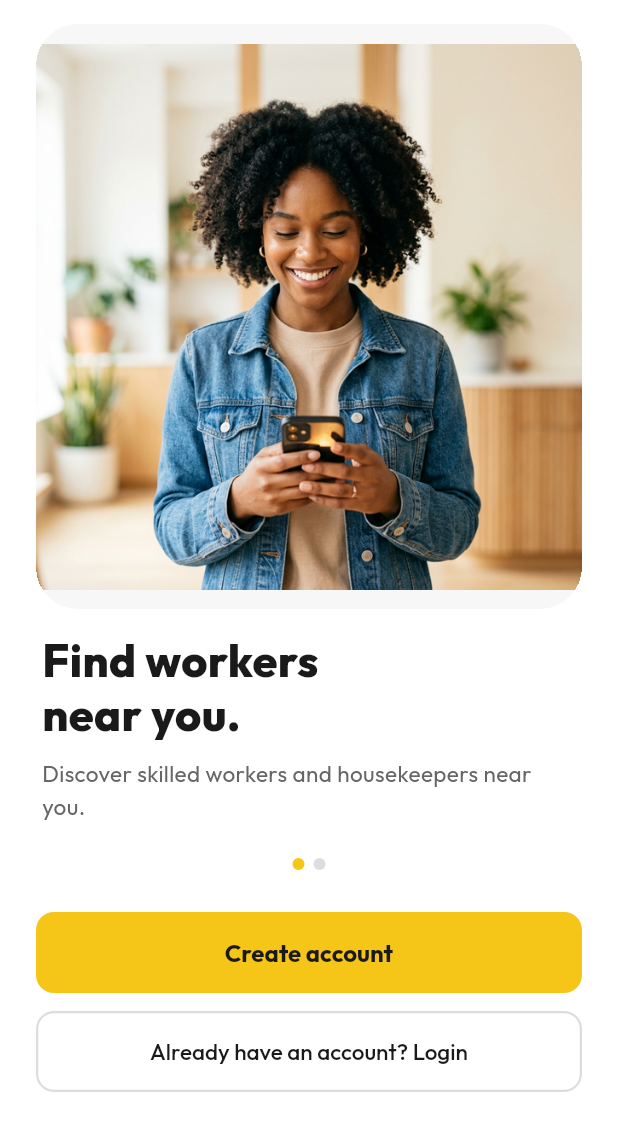
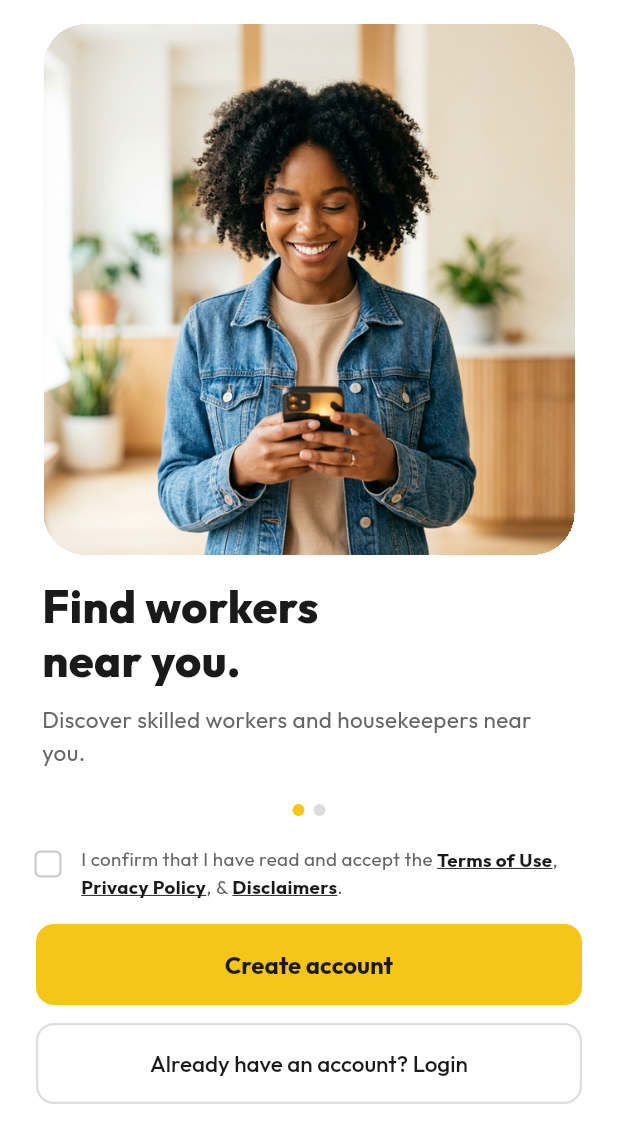
Before and after one commit to Roquverse/skillpay_customer, a Flutter app: the screen it shows after launch, on a phone screen of 412 x 824 dp, the part 96-1236 px from its top. Run offline on Flutter 3.47's test engine with Material 3 defaults, Android fonts, the light colour scheme and no system bars; drawn by our look-alikes of smooth_page_indicator; our stand-ins replace flutter_dotenv, google_fonts, image_picker, supabase_flutter; accounts and stored records are empty.

Commit message:
feat(onboarding): add terms & policies acceptance checkbox and in-app policy viewer modal

```diff
--- a/lib/screens/onboarding_screen.dart
+++ b/lib/screens/onboarding_screen.dart
@@ -3,6 +3,7 @@ import 'package:google_fonts/google_fonts.dart';
 import 'package:smooth_page_indicator/smooth_page_indicator.dart';
 import 'package:skillpay/theme/app_theme.dart';
 import 'package:skillpay/widgets/onboarding_slide_widget.dart';
+import 'package:skillpay/widgets/policy_viewer_modal.dart';
 import 'package:skillpay/screens/create_account_screen.dart';
 import 'package:skillpay/screens/login_screen.dart';
 
@@ -15,6 +16,7 @@ class OnboardingScreen extends StatefulWidget {
 
 class _OnboardingScreenState extends State<OnboardingScreen> {
   final PageController _pageController = PageController();
+  bool _agreedToTerms = false;
 
   final List<OnboardingSlide> _slides = const [
     OnboardingSlide(
@@ -89,7 +91,110 @@ class _OnboardingScreenState extends State<OnboardingScreen> {
               ),
             ),
 
-            const SizedBox(height: 28),
+            const SizedBox(height: 20),
+
+            // Terms & Disclaimers Agreement Checkbox
+            Padding(
+              padding: const EdgeInsets.symmetric(horizontal: 20),
+              child: Row(
+                crossAxisAlignment: CrossAxisAlignment.start,
+                children: [
+                  SizedBox(
+                    width: 24,
+                    height: 24,
+                    child: Checkbox(
+                      value: _agreedToTerms,
+                      activeColor: AppColors.primary,
+                      checkColor: AppColors.textDark,
+                      shape: RoundedRectangleBorder(
+                        borderRadius: BorderRadius.circular(4),
+                      ),
+                      side: const BorderSide(color: Color(0xFFCCCCCC), width: 1.5),
+                      onChanged: (val) {
+                        setState(() {
+                          _agreedToTerms = val ?? false;
+                        });
+                      },
+                    ),
+                  ),
+                  const SizedBox(width: 10),
+                  Expanded(
+                    child: Wrap(
+                      crossAxisAlignment: WrapCrossAlignment.center,
+                      children: [
+                        Text(
+                          'I confirm that I have read and accept the ',
+                          style: GoogleFonts.outfit(
+                            fontSize: 12.5,
+                            color: AppColors.textMedium,
+                            height: 1.4,
+                          ),
+                        ),
+                        GestureDetector(
+                          onTap: () => PolicyViewerModal.show(context, initialType: PolicyType.terms),
+                          child: Text(
+                            'Terms of Use',
+                            style: GoogleFonts.outfit(
+                              fontSize: 12.5,
+                              color: AppColors.textDark,
+                              fontWeight: FontWeight.w700,
+                              decoration: TextDecoration.underline,
+                            ),
+                          ),
+                        ),
+                        Text(
+                          ', ',
+                          style: GoogleFonts.outfit(
+                            fontSize: 12.5,
+                            color: AppColors.textMedium,
+                          ),
+                        ),
+                        GestureDetector(
+                          onTap: () => PolicyViewerModal.show(context, initialType: PolicyType.privacy),
+                          child: Text(
+                            'Privacy Policy',
+                            style: GoogleFonts.outfit(
+                              fontSize: 12.5,
+                              color: AppColors.textDark,
+                              fontWeight: FontWeight.w700,
+                              decoration: TextDecoration.underline,
+                            ),
+                          ),
+                        ),
+                        Text(
+                          ', & ',
+                          style: GoogleFonts.outfit(
+                            fontSize: 12.5,
+                            color: AppColors.textMedium,
+                          ),
+                        ),
+                        GestureDetector(
+                          onTap: () => PolicyViewerModal.show(context, initialType: PolicyType.disclaimers),
+                          child: Text(
+                            'Disclaimers',
+                            style: GoogleFonts.outfit(
+                              fontSize: 12.5,
+                              color: AppColors.textDark,
+                              fontWeight: FontWeight.w700,
+                              decoration: TextDecoration.underline,
+                            ),
+                          ),
+                        ),
+                        Text(
+                          '.',
+                          style: GoogleFonts.outfit(
+                            fontSize: 12.5,
+                            color: AppColors.textMedium,
+                          ),
+                        ),
+                      ],
+                    ),
+                  ),
+                ],
+              ),
+            ),
+
+            const SizedBox(height: 16),
 
             // Bottom buttons
             Padding(
@@ -99,6 +204,24 @@ class _OnboardingScreenState extends State<OnboardingScreen> {
                   // Create account button
                   ElevatedButton(
                     onPressed: () {
+                      if (!_agreedToTerms) {
+                        ScaffoldMessenger.of(context).showSnackBar(
+                          SnackBar(
+                            content: Text(
+                              'Please accept the terms of use and policies to continue.',
+                              style: GoogleFonts.outfit(fontWeight: FontWeight.w500),
+                            ),
+                            backgroundColor: const Color(0xFFD32F2F),
+                            behavior: SnackBarBehavior.floating,
+                            shape: RoundedRectangleBorder(
+                              borderRadius: BorderRadius.circular(10),
+                            ),
+                            duration: const Duration(seconds: 3),
+                          ),
+                        );
+                        return;
+                      }
+
                       Navigator.push(
                         context,
                         MaterialPageRoute(
@@ -127,7 +250,8 @@ class _OnboardingScreenState extends State<OnboardingScreen> {
               ),
             ),
 
-            const SizedBox(height: 32),
+            const SizedBox(height: 24),
+
           ],
         ),
       ),
```
Also changed, not shown: lib/widgets/policy_viewer_modal.dart (added, +338 -0 lines).
